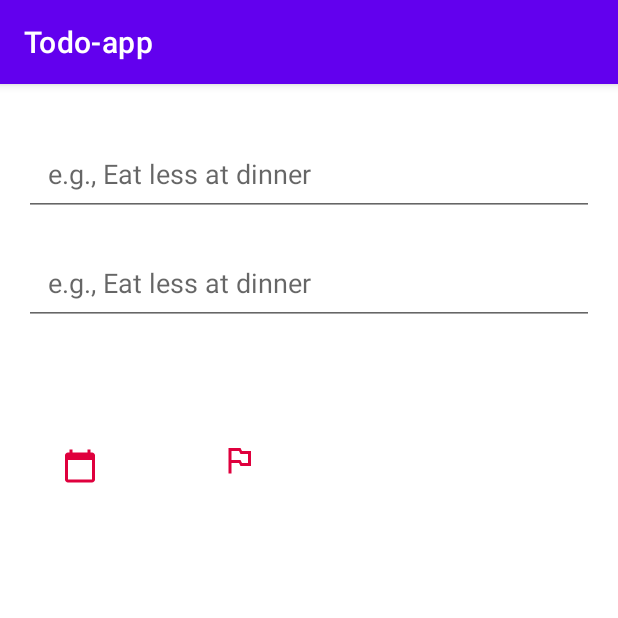
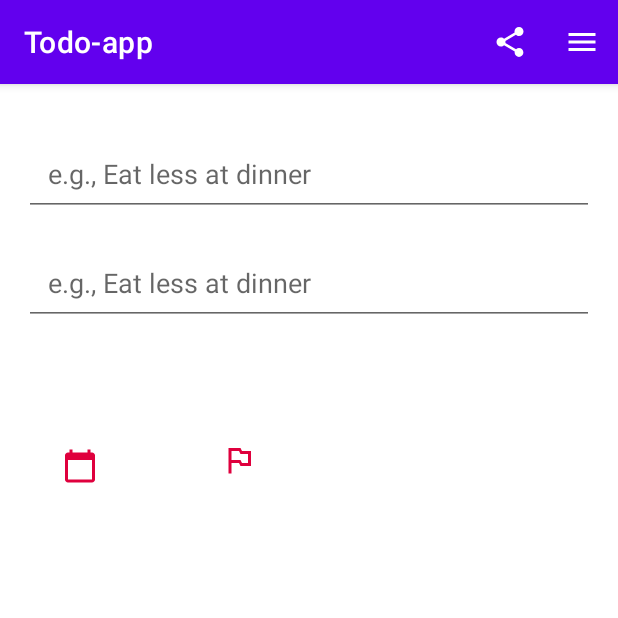
Before and after one commit to Aavash-KC/todo-app-Aavash, an Android app: the screen it shows after launch (MainActivity), after a tap on an icon or button, on a phone screen of 412 x 824 dp, the top half of it. Run offline under Robolectric (Android 15) with nearby library versions, the phone set to English and light mode, and no system bars; our stand-ins replace Room's generated code.

Commit message:
added menu and implicit intent

```diff
--- a/app/src/main/java/com/example/todo_app/MainActivity.java
+++ b/app/src/main/java/com/example/todo_app/MainActivity.java
@@ -3,13 +3,22 @@ package com.example.todo_app;
 
 import static com.example.todo_app.AppDatabase.DATABASE_NAME;
 
+import androidx.annotation.NonNull;
 import androidx.appcompat.app.AppCompatActivity;
 import androidx.fragment.app.FragmentManager;
+import androidx.lifecycle.ViewModelProvider;
 import androidx.room.Database;
 import androidx.room.Room;
 
+import android.content.Intent;
+import android.net.Uri;
 import android.os.Bundle;
 import android.util.Log;
+import android.view.Menu;
+import android.view.MenuInflater;
+import android.view.MenuItem;
+import android.widget.TextView;
+import android.widget.Toast;
 
 import java.util.List;
 
@@ -27,4 +36,31 @@ public class MainActivity extends AppCompatActivity {
         FragmentManager fm = getSupportFragmentManager();
         fm.beginTransaction().add(R.id.fragment_container, fragment).commit();
     }
-}
+
+    @Override
+    public boolean onCreateOptionsMenu(Menu menu) {
+        MenuInflater inflater = getMenuInflater();
+        inflater.inflate(R.menu.todo_menu,menu);
+        return true;
+    }
+
+
+
+    @Override
+    public boolean onOptionsItemSelected(MenuItem item) {
+        switch (item.getItemId()){
+            case R.id.item2:
+                Toast.makeText(this, "Todo Application created by Aavash K.C.", Toast.LENGTH_SHORT).show();
+                return true;
+            case R.id.item3:
+                Intent intent = new Intent(Intent.ACTION_VIEW, Uri.parse("https://www.facebook.com/aavash.kc.50"));
+                startActivity(intent);
+                return true;
+
+            default:
+                return super.onOptionsItemSelected(item);
+            }
+
+        }
+
+    }
--- /dev/null
+++ b/app/src/main/res/drawable/ic_icon.xml
@@ -0,0 +1,10 @@
+<vector xmlns:android="http://schemas.android.com/apk/res/android"
+    android:width="24dp"
+    android:height="24dp"
+    android:viewportWidth="24"
+    android:viewportHeight="24"
+    android:tint="?attr/colorControlNormal">
+  <path
+      android:fillColor="@android:color/white"
+      android:pathData="M3,18h18v-2L3,16v2zM3,13h18v-2L3,11v2zM3,6v2h18L21,6L3,6z"/>
+</vector>
--- /dev/null
+++ b/app/src/main/res/drawable/ic_share.xml
@@ -0,0 +1,10 @@
+<vector xmlns:android="http://schemas.android.com/apk/res/android"
+    android:width="24dp"
+    android:height="24dp"
+    android:viewportWidth="24"
+    android:viewportHeight="24"
+    android:tint="?attr/colorControlNormal">
+  <path
+      android:fillColor="@android:color/white"
+      android:pathData="M18,16.08c-0.76,0 -1.44,0.3 -1.96,0.77L8.91,12.7c0.05,-0.23 0.09,-0.46 0.09,-0.7s-0.04,-0.47 -0.09,-0.7l7.05,-4.11c0.54,0.5 1.25,0.81 2.04,0.81 1.66,0 3,-1.34 3,-3s-1.34,-3 -3,-3 -3,1.34 -3,3c0,0.24 0.04,0.47 0.09,0.7L8.04,9.81C7.5,9.31 6.79,9 6,9c-1.66,0 -3,1.34 -3,3s1.34,3 3,3c0.79,0 1.5,-0.31 2.04,-0.81l7.12,4.16c-0.05,0.21 -0.08,0.43 -0.08,0.65 0,1.61 1.31,2.92 2.92,2.92 1.61,0 2.92,-1.31 2.92,-2.92s-1.31,-2.92 -2.92,-2.92z"/>
+</vector>
--- /dev/null
+++ b/app/src/main/res/menu/todo_menu.xml
@@ -0,0 +1,24 @@
+<?xml version="1.0" encoding="utf-8"?>
+<menu xmlns:android="http://schemas.android.com/apk/res/android"
+    xmlns:app="http://schemas.android.com/apk/res-auto">
+
+
+    <item android:id="@+id/item4"
+        android:icon="@drawable/ic_share"
+        android:title=""
+        app:showAsAction="ifRoom"/>
+    <item android:id="@+id/item1"
+        android:icon="@drawable/ic_icon"
+        android:title="Item 1"
+        app:showAsAction="ifRoom">
+        <menu>
+            <item android:id="@+id/item2"
+                android:title="About Us"
+                app:showAsAction="never"/>
+            <item android:id="@+id/item3"
+                android:title="About Me"
+                app:showAsAction="never"/>
+        </menu>
+    </item>
+
+</menu>
--- a/app/src/main/res/values/strings.xml
+++ b/app/src/main/res/values/strings.xml
@@ -22,6 +22,9 @@
     <string name="radio_high">High</string>
     <string name="radio_med">Medium</string>
     <string name="radio_low">Low</string>
+    <string name="Yes">Yes</string>
+<string name="cancel">cancel</string>
+    <string name="dialog_delete_todo">Have you completed this task? Are you sure you want to delete?</string>
     <string name="image_description">button image</string>
     <string name="add_todos">Add a Todo...</string>
 </resources>
```
Also changed, not shown: app/src/main/java/com/example/todo_app/TodosListFragment.java (+16 -2 lines).
